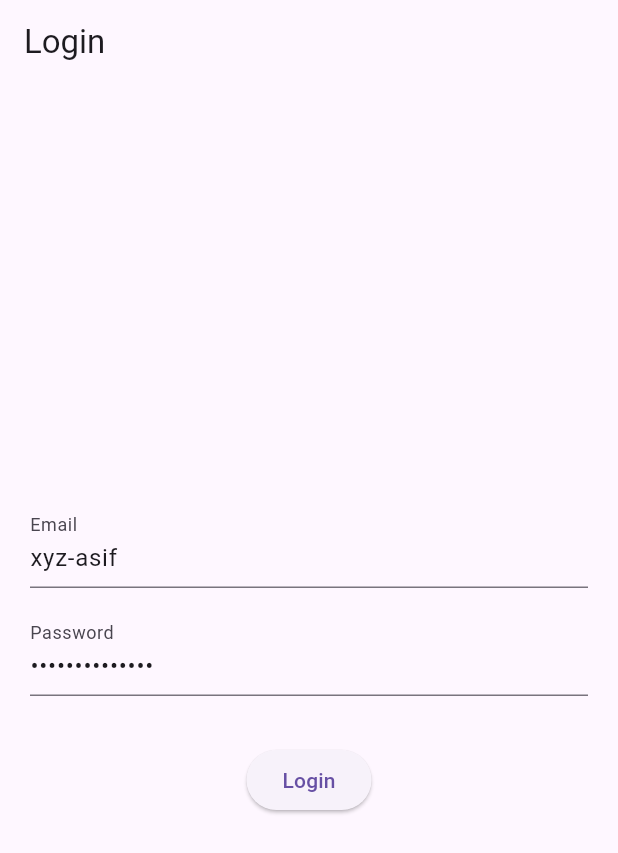
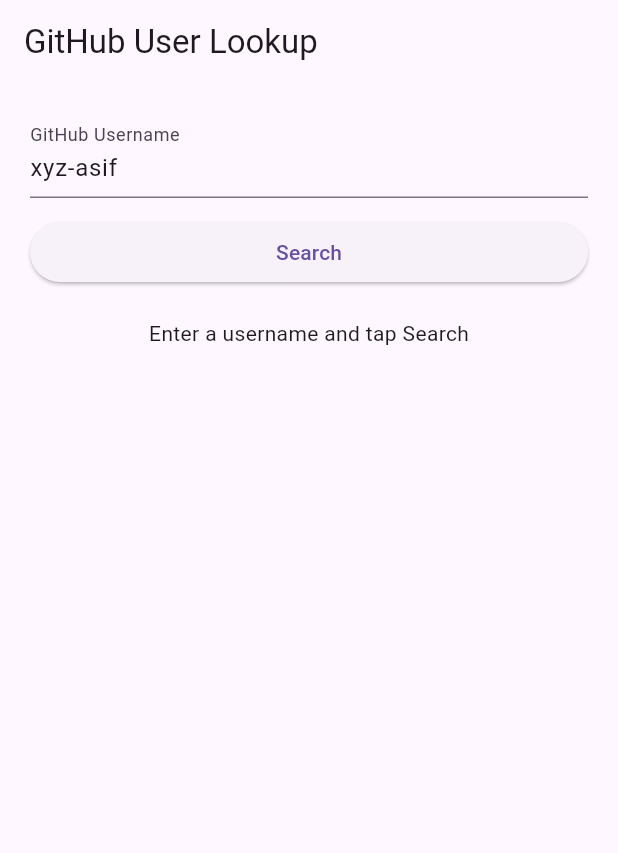
Before and after one commit to xyz-asif/pod, a Flutter app: the screen it shows after launch, on a phone screen of 412 x 824 dp. Shown: the top 853 px of the screen. Run offline on Flutter 3.47's test engine with Material 3 defaults, Android fonts, the phone set to English and light mode, and no system bars; our stand-ins replace connectivity_plus, dio, flutter_riverpod, go_router, riverpod_annotation, shared_preferences; generated files the repository leaves out were written again.

Commit message:
unknon chnages

```diff
--- a/lib/core/network/dio_provider.dart
+++ b/lib/core/network/dio_provider.dart
@@ -25,6 +25,9 @@
         'Accept-Encoding': 'gzip, deflate',
         'Content-Type': 'application/json',
       },
+      // Allow all status codes (200, 400, 403, 500, etc.) to pass through
+      // so the caller can handle them. Dio defaults to throwing on 4xx/5xx.
+      validateStatus: (status) => status != null,
     ),
   );
 
--- a/lib/features/auth/login_screen.dart
+++ b/lib/features/auth/login_screen.dart
@@ -2,86 +2,121 @@
 import 'package:flutter/material.dart';
 import 'package:flutter_riverpod/flutter_riverpod.dart';
 import 'package:go_router/go_router.dart';
+import 'package:pod/features/github/github_provider.dart';
 import 'package:pod/features/auth/auth_notifier.dart';
 
-class LoginScreen extends ConsumerWidget {
+class LoginScreen extends ConsumerStatefulWidget {
   const LoginScreen({super.key});
 
   @override
-  Widget build(BuildContext context, WidgetRef ref) {
+  ConsumerState<LoginScreen> createState() => _LoginScreenState();
+}
+
+class _LoginScreenState extends ConsumerState<LoginScreen> {
+  final _controller = TextEditingController(text: 'xyz-asif');
+  String? _currentUsername;
+
+  void _search() {
+    final username = _controller.text.trim();
+    if (username.isEmpty) return;
+    setState(() {
+      _currentUsername = username;
+    });
+  }
+
+  @override
+  void dispose() {
+    _controller.dispose();
+    super.dispose();
+  }
+
+  @override
+  Widget build(BuildContext context) {
     final auth = ref.watch(authProvider);
-    final notifier = ref.read(authProvider.notifier);
-    // Listen for auth state changes to show snackbars and redirect
-    ref.listen(authProvider, (previous, next) {
-      // Loading
-      if (next.isLoading) {
-        ScaffoldMessenger.of(context).showSnackBar(
-          const SnackBar(
-            content: Text('Logging in...'),
-            duration: Duration(seconds: 60),
-            behavior: SnackBarBehavior.floating,
-          ),
-        );
-        return;
-      }
 
-      // Error
-      if (next.hasError) {
+    AsyncValue? userValue;
+    if (_currentUsername != null && _currentUsername!.isNotEmpty) {
+      userValue = ref.watch(githubUserProvider(_currentUsername!));
+    }
+
+    // Show errors from GitHub fetch as snackbars
+    if (userValue != null && userValue.hasError) {
+      WidgetsBinding.instance.addPostFrameCallback((_) {
         ScaffoldMessenger.of(context)
           ..hideCurrentSnackBar()
-          ..showSnackBar(
-            SnackBar(
-              content: Text('Login failed: ${next.error}'),
-              backgroundColor: Colors.red,
-              behavior: SnackBarBehavior.floating,
-              duration: const Duration(seconds: 5),
-            ),
-          );
-        return;
-      }
-
-      // Success -> redirect
-      if (next.hasValue && next.value == true) {
-        ScaffoldMessenger.of(context)
-          ..hideCurrentSnackBar()
-          ..showSnackBar(
-            const SnackBar(
-              content: Text('Login successful!'),
-              backgroundColor: Colors.green,
-              behavior: SnackBarBehavior.floating,
-              duration: Duration(seconds: 2),
-            ),
-          );
-        WidgetsBinding.instance.addPostFrameCallback((_) {
-          if (context.mounted) context.go('/home');
-        });
-      }
-    });
+          ..showSnackBar(SnackBar(
+            content: Text('Error: ${userValue!.error}'),
+            backgroundColor: Colors.red,
+          ));
+      });
+    }
 
     return Scaffold(
-      appBar: AppBar(title: const Text('Login')),
+      appBar: AppBar(title: const Text('GitHub User Lookup')),
       body: Padding(
         padding: const EdgeInsets.all(20),
         child: Column(
-          mainAxisAlignment: MainAxisAlignment.center,
+          crossAxisAlignment: CrossAxisAlignment.stretch,
           children: [
             TextField(
-              controller: notifier.emailController,
-              decoration: const InputDecoration(labelText: 'Email'),
+              controller: _controller,
+              decoration: const InputDecoration(labelText: 'GitHub Username'),
+              onSubmitted: (_) => _search(),
             ),
-            const SizedBox(height: 16),
-            TextField(
-              controller: notifier.passwordController,
-              decoration: const InputDecoration(labelText: 'Password'),
-              obscureText: true,
-            ),
-            const SizedBox(height: 32),
-            ElevatedButton(
-              onPressed: notifier.isLoading ? null : notifier.login,
-              child: notifier.isLoading
-                  ? const CircularProgressIndicator()
-                  : const Text('Login'),
-            ),
+            const SizedBox(height: 12),
+            ElevatedButton(onPressed: _search, child: const Text('Search')),
+            const SizedBox(height: 20),
+            if (userValue == null)
+              const Center(child: Text('Enter a username and tap Search'))
+            else
+              userValue.when(
+                loading: () => const Center(child: CircularProgressIndicator()),
+                error: (err, st) => const SizedBox.shrink(),
+                data: (user) => Card(
+                  child: Padding(
+                    padding: const EdgeInsets.all(12),
+                    child: Row(
+                      children: [
+                        CircleAvatar(
+                          radius: 36,
+                          backgroundImage: NetworkImage(user.avatarUrl),
+                        ),
+                        const SizedBox(width: 12),
+                        Expanded(
+                          child: Column(
+                            crossAxisAlignment: CrossAxisAlignment.start,
+                            children: [
+                              Text(user.name ?? user.login,
+                                  style: const TextStyle(
+                                      fontSize: 16,
+                                      fontWeight: FontWeight.bold)),
+                              const SizedBox(height: 4),
+                              Text(user.bio ?? ''),
+                              const SizedBox(height: 8),
+                              Wrap(
+                                spacing: 12,
+                                children: [
+                                  Text('Repos: ${user.publicRepos}'),
+                                  Text('Followers: ${user.followers}'),
+                                  Text('Following: ${user.following}'),
+                                ],
+                              ),
+                              const SizedBox(height: 8),
+                              GestureDetector(
+                                onTap: () async {
+                                  // open profile in browser if needed
+                                },
+                                child: Text(user.htmlUrl,
+                                    style: const TextStyle(color: Colors.blue)),
+                              ),
+                            ],
+                          ),
+                        )
+                      ],
+                    ),
+                  ),
+                ),
+              ),
           ],
         ),
       ),
--- /dev/null
+++ b/lib/features/github/github_provider.dart
@@ -0,0 +1,18 @@
+import 'package:flutter_riverpod/flutter_riverpod.dart';
+import 'package:pod/core/network/dio_provider.dart';
+import 'models/github_user.dart';
+
+final githubUserProvider =
+    FutureProvider.family<GitHubUser, String>((ref, username) async {
+  final dio = ref.read(dioProvider);
+
+  final response = await dio.get('https://api.github.com/users/$username');
+
+  if (response.statusCode != 200) {
+    final message = response.data?['message'] ?? 'GitHub user not found';
+    throw Exception(message);
+  }
+
+  final data = response.data as Map<String, dynamic>;
+  return GitHubUser.fromJson(data);
+});
--- a/lib/main.dart
+++ b/lib/main.dart
@@ -8,8 +8,7 @@
 void main() {
   // YOU CONTROL THE ENVIRONMENT HERE — ONE LINE
   AppConfig.init(Environment.dev); // ← Change this line only!
-  // AppConfig.init(Environment.staging);
-  // AppConfig.init(Environment.prod);
+
 
   runApp(const ProviderScope(child: MyApp()));
 }
```
Also changed, not shown: lib/features/auth/auth_notifier.dart (+17 -67 lines), lib/features/auth/repositories/auth_repository.dart (added, +100 -0 lines), lib/features/github/models/github_user.dart (added, +49 -0 lines), lib/features/auth/auth_notifier.g.dart, lib/features/auth/repositories/auth_repository.g.dart.
